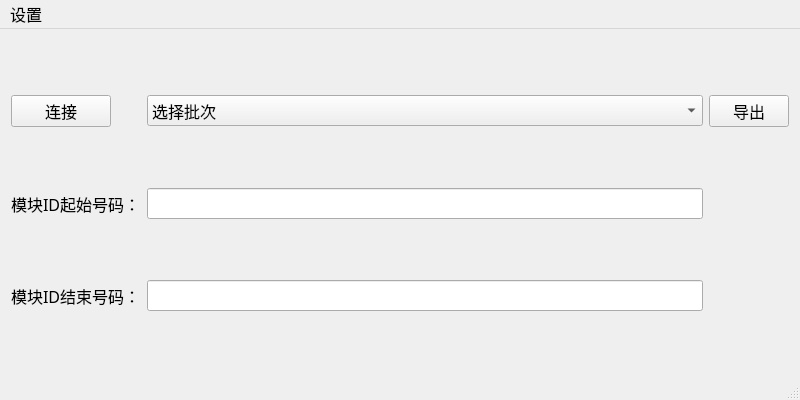
The window that mainwindow.ui (robert-zheng/id_expoter) describes before a commit, drawn with Qt 5.
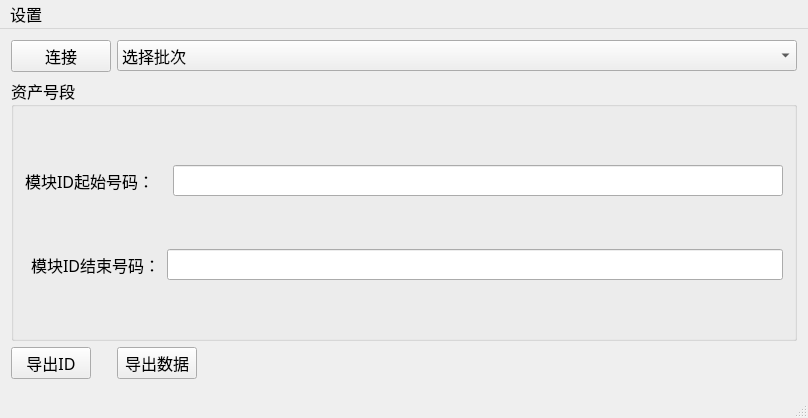
The same window after the commit. Icons and pictures are not drawn. Custom widgets are drawn as their Qt base class.

```diff
--- a/mainwindow.ui
+++ b/mainwindow.ui
@@ -6,8 +6,8 @@
    <rect>
     <x>0</x>
     <y>0</y>
-    <width>800</width>
-    <height>400</height>
+    <width>808</width>
+    <height>418</height>
    </rect>
   </property>
   <property name="sizePolicy">
@@ -31,7 +31,89 @@
   </property>
   <widget class="QWidget" name="centralWidget">
    <layout class="QGridLayout" name="gridLayout">
+    <item row="0" column="0">
+     <widget class="QPushButton" name="Button_connect">
+      <property name="minimumSize">
+       <size>
+        <width>100</width>
+        <height>0</height>
+       </size>
+      </property>
+      <property name="maximumSize">
+       <size>
+        <width>80</width>
+        <height>16777215</height>
+       </size>
+      </property>
+      <property name="font">
+       <font>
+        <family>Microsoft YaHei UI Light</family>
+        <pointsize>12</pointsize>
+       </font>
+      </property>
+      <property name="text">
+       <string>连接</string>
+      </property>
+     </widget>
+    </item>
     <item row="2" column="0">
+     <widget class="QPushButton" name="Button_export">
+      <property name="maximumSize">
+       <size>
+        <width>80</width>
+        <height>16777215</height>
+       </size>
+      </property>
+      <property name="font">
+       <font>
+        <family>Microsoft YaHei UI Light</family>
+        <pointsize>12</pointsize>
+       </font>
+      </property>
+      <property name="text">
+       <string>导出ID</string>
+      </property>
+     </widget>
+    </item>
+    <item row="2" column="1">
+     <widget class="QPushButton" name="Button_exportdata">
+      <property name="font">
+       <font>
+        <family>Microsoft YaHei UI Light</family>
+        <pointsize>12</pointsize>
+       </font>
+      </property>
+      <property name="text">
+       <string>导出数据</string>
+      </property>
+     </widget>
+    </item>
+    <item row="2" column="2">
+     <spacer name="horizontalSpacer">
+      <property name="orientation">
+       <enum>Qt::Horizontal</enum>
+      </property>
+      <property name="sizeHint" stdset="0">
+       <size>
+        <width>40</width>
+        <height>20</height>
+       </size>
+      </property>
+     </spacer>
+    </item>
+    <item row="1" column="0" colspan="3">
+     <widget class="QGroupBox" name="groupBox">
+      <property name="font">
+       <font>
+        <family>微软雅黑 Light</family>
+        <pointsize>12</pointsize>
+       </font>
+      </property>
+      <property name="title">
+       <string>资产号段</string>
+      </property>
+      <layout class="QGridLayout" name="gridLayout_2">
+       <item row="2" column="1">
      <widget class="QLabel" name="label_2">
       <property name="font">
        <font>
@@ -44,28 +126,7 @@
       </property>
      </widget>
     </item>
-    <item row="0" column="1">
-     <widget class="QComboBox" name="cBox_pc_filter">
-      <property name="minimumSize">
-       <size>
-        <width>180</width>
-        <height>0</height>
-       </size>
-      </property>
-      <property name="font">
-       <font>
-        <family>Microsoft YaHei UI Light</family>
-        <pointsize>12</pointsize>
-       </font>
-      </property>
-      <item>
-       <property name="text">
-        <string>选择批次</string>
-       </property>
-      </item>
-     </widget>
-    </item>
-    <item row="2" column="1">
+       <item row="2" column="3" colspan="2">
      <widget class="QLineEdit" name="Edit_MidEnd">
       <property name="font">
        <font>
@@ -75,7 +136,7 @@
       </property>
      </widget>
     </item>
-    <item row="1" column="1">
+       <item row="0" column="4">
      <widget class="QLineEdit" name="Edit_MidStart">
       <property name="font">
        <font>
@@ -85,7 +146,7 @@
       </property>
      </widget>
     </item>
-    <item row="1" column="0">
+       <item row="0" column="0" colspan="2">
      <widget class="QLabel" name="label">
       <property name="font">
        <font>
@@ -98,48 +159,28 @@
       </property>
      </widget>
     </item>
-    <item row="0" column="0">
-     <widget class="QPushButton" name="Button_connect">
+      </layout>
+     </widget>
+    </item>
+    <item row="0" column="1" colspan="2">
+     <widget class="MyQComboBox" name="cBox_pc_filter">
       <property name="minimumSize">
        <size>
-        <width>100</width>
+        <width>180</width>
         <height>0</height>
        </size>
       </property>
-      <property name="maximumSize">
-       <size>
-        <width>80</width>
-        <height>16777215</height>
-       </size>
-      </property>
       <property name="font">
        <font>
         <family>Microsoft YaHei UI Light</family>
         <pointsize>12</pointsize>
        </font>
       </property>
+      <item>
       <property name="text">
-       <string>连接</string>
-      </property>
-     </widget>
-    </item>
-    <item row="0" column="2">
-     <widget class="QPushButton" name="Button_export">
-      <property name="maximumSize">
-       <size>
-        <width>80</width>
-        <height>16777215</height>
-       </size>
-      </property>
-      <property name="font">
-       <font>
-        <family>Microsoft YaHei UI Light</family>
-        <pointsize>12</pointsize>
-       </font>
-      </property>
-      <property name="text">
-       <string>导出</string>
-      </property>
+        <string>选择批次</string>
+       </property>
+      </item>
      </widget>
     </item>
    </layout>
@@ -149,7 +190,7 @@
     <rect>
      <x>0</x>
      <y>0</y>
-     <width>800</width>
+     <width>808</width>
      <height>33</height>
     </rect>
    </property>
@@ -167,7 +208,14 @@
    </widget>
    <addaction name="menu"/>
   </widget>
-  <widget class="QStatusBar" name="statusBar"/>
+  <widget class="QStatusBar" name="statusBar">
+   <property name="font">
+    <font>
+     <family>Microsoft YaHei UI Light</family>
+     <pointsize>12</pointsize>
+    </font>
+   </property>
+  </widget>
   <action name="actionset">
    <property name="text">
     <string>数据库</string>
@@ -197,6 +245,13 @@
   </action>
  </widget>
  <layoutdefault spacing="6" margin="11"/>
+ <customwidgets>
+  <customwidget>
+   <class>MyQComboBox</class>
+   <extends>QComboBox</extends>
+   <header>myqcombobox</header>
+  </customwidget>
+ </customwidgets>
  <resources/>
  <connections/>
 </ui>
```
Lines whose indentation alone changed are shown as unchanged.
